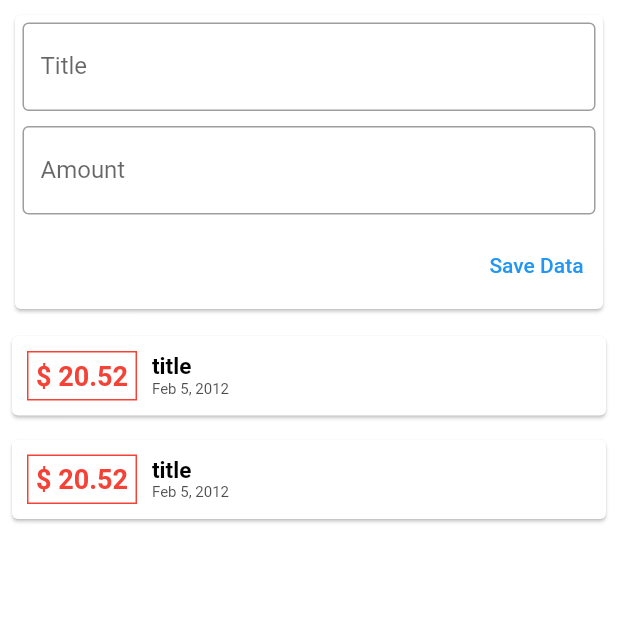
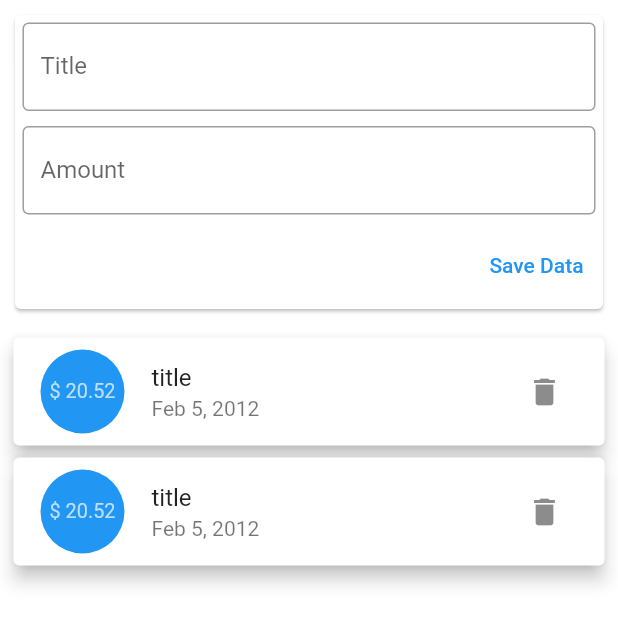
Before and after one commit to Krupal01/Transaction-Application, a Flutter app: the screen it shows after launch, on a phone screen of 412 x 824 dp. Shown: the top 624 px of the screen. Run offline on Flutter 3.47's test engine with Material 2 defaults, Android fonts, the phone set to English and light mode, and no system bars.

Commit message:
ADD : List view

```diff
--- a/lib/widgets/transasction_list.dart
+++ b/lib/widgets/transasction_list.dart
@@ -10,59 +10,34 @@ class TransactionList extends StatelessWidget {
 
   @override
   Widget build(BuildContext context) {
-    return Column(
-      children: transaction
-          .map((e) => Card(
-                margin: const EdgeInsets.all(8.0),
-                child: Container(
-                  width: double.infinity,
-                  padding: const EdgeInsets.all(10.0),
-                  child: Row(
-                    children: [
-                      Container(
-                        padding: const EdgeInsets.all(5.0),
-                        child: Text(
-                          "\$ ${e.amount}",
-                          textAlign: TextAlign.center,
-                          style: const TextStyle(
-                            color: Colors.red,
-                            fontSize: 18.0,
-                            fontWeight: FontWeight.bold,
-                          ),
-                        ),
-                        decoration: BoxDecoration(
-                          border: Border.all(color: Colors.red, width: 1.0),
-                        ),
-                      ),
-                      Container(
-                        padding: const EdgeInsets.only(left: 10.0),
-                        child: Column(
-                          mainAxisAlignment: MainAxisAlignment.center,
-                          crossAxisAlignment: CrossAxisAlignment.start,
-                          children: [
-                            Text(
-                              e.title,
-                              style: const TextStyle(
-                                  color: Colors.black,
-                                  fontWeight: FontWeight.bold,
-                                  fontSize: 15.0),
-                            ),
-                            Text(
-                              DateFormat.yMMMd().format(e.dateTime),
-                              style: const TextStyle(
-                                color: Color.fromARGB(221, 50, 50, 50),
-                                fontWeight: FontWeight.normal,
-                                fontSize: 10.0,
-                              ),
-                            ),
-                          ],
-                        ),
-                      )
-                    ],
+    return Container(
+      height: 300,
+      padding: const EdgeInsets.all(5),
+      child: ListView.builder(
+          itemCount: transaction.length,
+          itemBuilder: (context, index) {
+            return Card(
+                elevation: 5,
+                child: ListTile(
+                  leading: CircleAvatar(
+                    backgroundColor: Theme.of(context).primaryColor,
+                    radius: 30,
+                    child: Padding(
+                      padding: const EdgeInsets.all(8.0),
+                      child: FittedBox(
+                          child: Text("\$ ${transaction[index].amount}")),
+                    ),
                   ),
-                ),
-              ))
-          .toList(),
+                  title: Text(
+                    transaction[index].title,
+                  ),
+                  subtitle: Text(
+                    DateFormat.yMMMd().format(transaction[index].dateTime),
+                  ),
+                  trailing: IconButton(
+                      onPressed: () => {}, icon: const Icon(Icons.delete)),
+                ));
+          }),
     );
   }
 }
```
